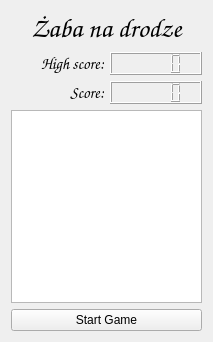
Qt form Game.ui (woytegit/Frogger-game) before a commit.
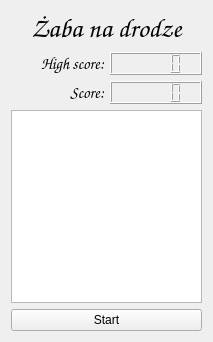
The same form after that commit.

Commit message:
Start and gameOver screen
Dodanie ekranu powitalnego, ekranu po zginięciu żaby, oraz wstawienie działającego przycisku 'start' do podejmowani prób gry

The edit to the form file:
```diff
--- a/Game.ui
+++ b/Game.ui
@@ -139,7 +139,7 @@
    <item>
     <widget class="QPushButton" name="startGameButton">
      <property name="text">
-      <string>Start Game</string>
+      <string>Start</string>
      </property>
     </widget>
    </item>
```
The commit also changes 9 other files.
